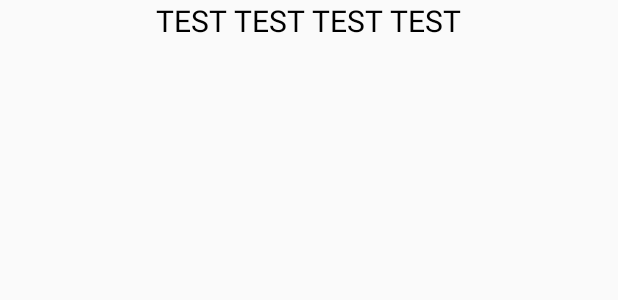
After one commit to ho8278/BottomDialog, an Android app: the layout basedialog.xml on its own in the app's theme, with its tools: preview values and no code run, on a phone screen of 412 x 824 dp. The commit adds this screen. Shown: the top 300 px of the screen. Run offline under Robolectric (Android 15) with nearby library versions, the phone set to English and light mode, and no system bars.

Commit message:
add basedialog layout, add function to cancelable dialog

```diff
--- a/app/src/main/java/com/example/sample/MainActivity.kt
+++ b/app/src/main/java/com/example/sample/MainActivity.kt
@@ -1,5 +1,6 @@
 package com.example.sample
 
+import android.graphics.Color
 import androidx.appcompat.app.AppCompatActivity
 import android.os.Bundle
 import android.widget.Toast
@@ -13,8 +14,7 @@ class MainActivity : AppCompatActivity() {
         BottomDialog.BottomDialogBuilder()
             .setLayout(R.layout.test)
             .setCancelable(false)
-            .setNegativeTextView{
-                Toast.makeText(baseContext,"야!",Toast.LENGTH_SHORT).show()
-            }.build(supportFragmentManager)
+            .setNegativeTextView()
+            .build(supportFragmentManager)
     }
 }
--- /dev/null
+++ b/bottomdialog/src/main/res/layout/basedialog.xml
@@ -0,0 +1,18 @@
+<?xml version="1.0" encoding="utf-8"?>
+<LinearLayout
+        xmlns:android="http://schemas.android.com/apk/res/android" xmlns:tools="http://schemas.android.com/tools"
+        android:orientation="vertical"
+        android:id="@+id/ll_container"
+        android:layout_width="match_parent"
+        android:layout_height="wrap_content">
+
+    <TextView
+            android:id="@+id/tv_msg"
+            android:layout_gravity="center"
+            tools:text="TEST TEST TEST TEST"
+            android:textColor="@android:color/black"
+            android:textSize="20sp"
+            android:layout_width="wrap_content"
+            android:layout_height="wrap_content"/>
+
+</LinearLayout>
```
Also changed, not shown: bottomdialog/src/main/java/com/hyoungwoong/bottomdialog/BottomDialog.kt (+14 -9 lines).
